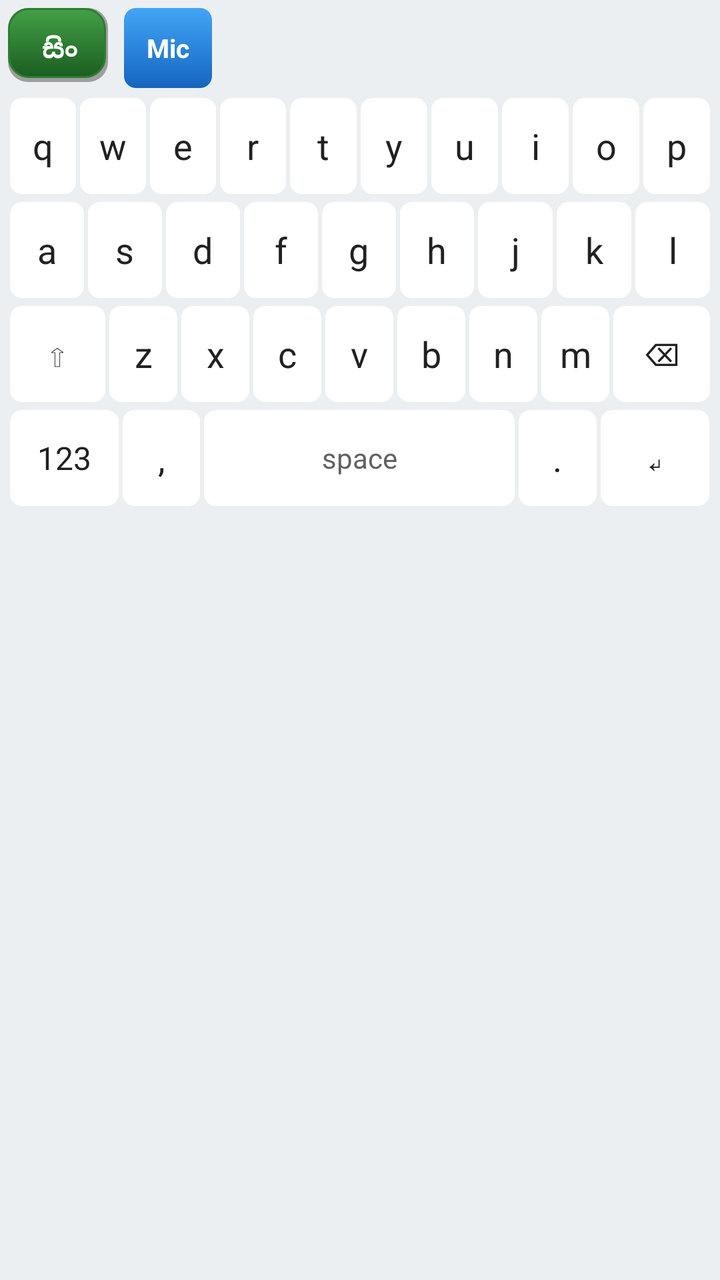
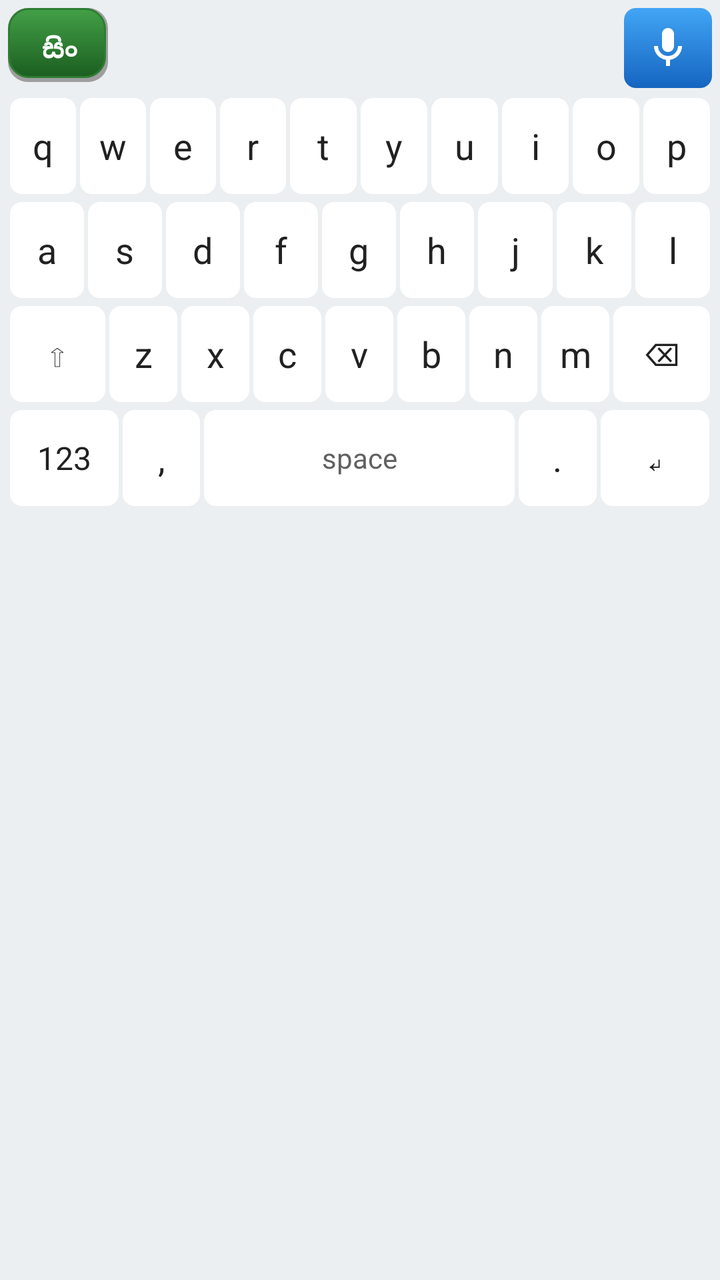

Two renders of the same Android screen: before a commit and after it. Below are the layout's source before the change and the commit's diff.
<!-- AndroidManifest.xml: application theme Theme.SinhalaKeyboard -->
<!-- res/layout/keyboard_view.xml -->
<?xml version="1.0" encoding="utf-8"?>
<LinearLayout xmlns:android="http://schemas.android.com/apk/res/android"
    android:id="@+id/keyboardRoot"
    android:layout_width="match_parent"
    android:layout_height="wrap_content"
    android:background="#ECEFF1"
    android:orientation="vertical"
    android:padding="4dp">

    <LinearLayout
        android:layout_width="match_parent"
        android:layout_height="wrap_content"
        android:gravity="center_vertical"
        android:orientation="horizontal"
        android:paddingBottom="4dp">

        <TextView
            android:id="@+id/btnLang"
            android:layout_width="wrap_content"
            android:layout_height="40dp"
            android:background="@drawable/btn_3d_light"
            android:clickable="true"
            android:focusable="true"
            android:gravity="center"
            android:minWidth="52dp"
            android:paddingHorizontal="12dp"
            android:text="@string/mode_sinhala"
            android:textColor="#FFFFFF"
            android:textSize="13sp"
            android:textStyle="bold" />

        <TextView
            android:id="@+id/btnMic"
            android:layout_width="wrap_content"
            android:layout_height="40dp"
            android:layout_marginStart="6dp"
            android:background="@drawable/btn_3d_mic_light"
            android:clickable="true"
            android:focusable="true"
            android:gravity="center"
            android:minWidth="44dp"
            android:paddingHorizontal="10dp"
            android:text="@string/key_mic"
            android:textColor="#FFFFFF"
            android:textSize="13sp"
            android:textStyle="bold" />

        <TextView
            android:id="@+id/btnFix"
            android:layout_width="wrap_content"
            android:layout_height="40dp"
            android:layout_marginStart="6dp"
            android:background="@drawable/btn_3d_light"
            android:clickable="true"
            android:focusable="true"
            android:gravity="center"
            android:minWidth="48dp"
            android:paddingHorizontal="12dp"
            android:text="@string/key_fix"
            android:textColor="#FFFFFF"
            android:textSize="13sp"
            android:textStyle="bold"
            android:visibility="gone" />

        <HorizontalScrollView
            android:layout_width="0dp"
            android:layout_height="wrap_content"
            android:layout_marginStart="8dp"
            android:layout_weight="1"
            android:scrollbars="none">

            <LinearLayout
                android:id="@+id/suggestionRow"
                android:layout_width="wrap_content"
                android:layout_height="wrap_content"
                android:gravity="center_vertical"
                android:orientation="horizontal" />
        </HorizontalScrollView>

        <ProgressBar
            android:id="@+id/progress"
            android:layout_width="24dp"
            android:layout_height="24dp"
            android:visibility="gone" />
    </LinearLayout>

    <LinearLayout
        android:layout_width="match_parent"
        android:layout_height="wrap_content"
        android:orientation="vertical">

        <LinearLayout style="@style/KeyboardRow">
            <TextView android:id="@+id/keyQ" style="@style/KeyText" android:text="q" />
            <TextView android:id="@+id/keyW" style="@style/KeyText" android:text="w" />
            <TextView android:id="@+id/keyE" style="@style/KeyText" android:text="e" />
            <TextView android:id="@+id/keyR" style="@style/KeyText" android:text="r" />
            <TextView android:id="@+id/keyT" style="@style/KeyText" android:text="t" />
            <TextView android:id="@+id/keyY" style="@style/KeyText" android:text="y" />
            <TextView android:id="@+id/keyU" style="@style/KeyText" android:text="u" />
            <TextView android:id="@+id/keyI" style="@style/KeyText" android:text="i" />
            <TextView android:id="@+id/keyO" style="@style/KeyText" android:text="o" />
            <TextView android:id="@+id/keyP" style="@style/KeyText" android:text="p" />
        </LinearLayout>

        <LinearLayout style="@style/KeyboardRow">
            <TextView android:id="@+id/keyA" style="@style/KeyText" android:text="a" />
            <TextView android:id="@+id/keyS" style="@style/KeyText" android:text="s" />
            <TextView android:id="@+id/keyD" style="@style/KeyText" android:text="d" />
            <TextView android:id="@+id/keyF" style="@style/KeyText" android:text="f" />
            <TextView android:id="@+id/keyG" style="@style/KeyText" android:text="g" />
            <TextView android:id="@+id/keyH" style="@style/KeyText" android:text="h" />
            <TextView android:id="@+id/keyJ" style="@style/KeyText" android:text="j" />
            <TextView android:id="@+id/keyK" style="@style/KeyText" android:text="k" />
            <TextView android:id="@+id/keyL" style="@style/KeyText" android:text="l" />
        </LinearLayout>

        <LinearLayout style="@style/KeyboardRow">
            <TextView android:id="@+id/keyShift" style="@style/KeyTextWide" android:text="⇧" />
            <TextView android:id="@+id/keyZ" style="@style/KeyText" android:text="z" />
            <TextView android:id="@+id/keyX" style="@style/KeyText" android:text="x" />
            <TextView android:id="@+id/keyC" style="@style/KeyText" android:text="c" />
            <TextView android:id="@+id/keyV" style="@style/KeyText" android:text="v" />
            <TextView android:id="@+id/keyB" style="@style/KeyText" android:text="b" />
            <TextView android:id="@+id/keyN" style="@style/KeyText" android:text="n" />
            <TextView android:id="@+id/keyM" style="@style/KeyText" android:text="m" />
            <TextView android:id="@+id/keyBackspace" style="@style/KeyTextWide" android:text="⌫" />
        </LinearLayout>

        <LinearLayout style="@style/KeyboardRow">
            <TextView android:id="@+id/keyNumbers" style="@style/KeyTextWide" android:text="123" />
            <TextView android:id="@+id/keyComma" style="@style/KeyText" android:text="," />
            <TextView android:id="@+id/keySpace" style="@style/KeyTextSpace" android:text="space" />
            <TextView android:id="@+id/keyPeriod" style="@style/KeyText" android:text="." />
            <TextView android:id="@+id/keyEnter" style="@style/KeyTextWide" android:text="↵" />
        </LinearLayout>
    </LinearLayout>
</LinearLayout>
<!-- resources referenced by this layout -->
<resources>
  <!-- drawable btn_3d_mic_light (drawable) -->
  <?xml version="1.0" encoding="utf-8"?>
  <ripple xmlns:android="http://schemas.android.com/apk/res/android"
      android:color="#B0BEC5">
      <item>
          <shape android:shape="rectangle">
              <gradient
                  android:angle="270"
                  android:endColor="#1565C0"
                  android:startColor="#42A5F5" />
              <corners android:radius="6dp" />
          </shape>
      </item>
  </ripple>
  <string name="key_fix">Fix</string>
  <string name="key_mic">Mic</string>
  <string name="mode_sinhala">සිං</string>
  <style name="KeyText">
          <item name="android:layout_width">0dp</item>
          <item name="android:layout_height">48dp</item>
          <item name="android:layout_weight">1</item>
          <item name="android:layout_margin">1dp</item>
          <item name="android:gravity">center</item>
          <item name="android:textSize">18sp</item>
          <item name="android:textColor">#212121</item>
          <item name="android:background">@drawable/key_bg</item>
          <item name="android:clickable">true</item>
          <item name="android:focusable">true</item>
      </style>
  <style name="KeyTextSpace">
          <item name="android:layout_width">0dp</item>
          <item name="android:layout_height">48dp</item>
          <item name="android:layout_weight">4</item>
          <item name="android:layout_margin">1dp</item>
          <item name="android:gravity">center</item>
          <item name="android:textSize">14sp</item>
          <item name="android:textColor">#616161</item>
          <item name="android:background">@drawable/key_bg</item>
          <item name="android:clickable">true</item>
          <item name="android:focusable">true</item>
      </style>
  <style name="KeyboardRow">
          <item name="android:layout_width">match_parent</item>
          <item name="android:layout_height">wrap_content</item>
          <item name="android:orientation">horizontal</item>
          <item name="android:gravity">center</item>
          <item name="android:layout_marginBottom">2dp</item>
      </style>
  <style name="Theme.SinhalaKeyboard" parent="Theme.MaterialComponents.DayNight.DarkActionBar" />
  <!-- drawable key_bg (drawable) -->
  <?xml version="1.0" encoding="utf-8"?>
  <ripple xmlns:android="http://schemas.android.com/apk/res/android"
      android:color="#B0BEC5">
      <item>
          <shape android:shape="rectangle">
              <solid android:color="#FFFFFF" />
              <corners android:radius="6dp" />
          </shape>
      </item>
  </ripple>
  <!-- unchanged entries left out for length: 2 -->
</resources>

<!-- the commit's change to res/layout/keyboard_view.xml (unified diff, before → after) -->
@@ -30,22 +30,6 @@
             android:textStyle="bold" />
 
         <TextView
-            android:id="@+id/btnMic"
-            android:layout_width="wrap_content"
-            android:layout_height="40dp"
-            android:layout_marginStart="6dp"
-            android:background="@drawable/btn_3d_mic_light"
-            android:clickable="true"
-            android:focusable="true"
-            android:gravity="center"
-            android:minWidth="44dp"
-            android:paddingHorizontal="10dp"
-            android:text="@string/key_mic"
-            android:textColor="#FFFFFF"
-            android:textSize="13sp"
-            android:textStyle="bold" />
-
-        <TextView
             android:id="@+id/btnFix"
             android:layout_width="wrap_content"
             android:layout_height="40dp"
@@ -60,6 +44,39 @@
             android:textColor="#FFFFFF"
             android:textSize="13sp"
             android:textStyle="bold"
+            android:visibility="gone" />
+
+        <TextView
+            android:id="@+id/btnTonePro"
+            android:layout_width="wrap_content"
+            android:layout_height="36dp"
+            android:layout_marginStart="6dp"
+            android:background="@drawable/suggestion_chip_primary_light"
+            android:clickable="true"
+            android:focusable="true"
+            android:gravity="center"
+            android:minWidth="44dp"
+            android:paddingHorizontal="10dp"
+            android:text="@string/tone_professional"
+            android:textColor="#FFFFFF"
+            android:textSize="12sp"
+            android:textStyle="bold"
+            android:visibility="gone" />
+
+        <TextView
+            android:id="@+id/btnToneFriendly"
+            android:layout_width="wrap_content"
+            android:layout_height="36dp"
+            android:layout_marginStart="4dp"
+            android:background="@drawable/suggestion_chip_light"
+            android:clickable="true"
+            android:focusable="true"
+            android:gravity="center"
+            android:minWidth="44dp"
+            android:paddingHorizontal="10dp"
+            android:text="@string/tone_friendly"
+            android:textColor="#1B5E20"
+            android:textSize="12sp"
             android:visibility="gone" />
 
         <HorizontalScrollView
@@ -81,10 +98,28 @@
             android:id="@+id/progress"
             android:layout_width="24dp"
             android:layout_height="24dp"
-            android:visibility="gone" />
+            android:layout_marginEnd="6dp"
+            android:visibility="gone" />
+
+        <ImageView
+            android:id="@+id/btnMic"
+            android:layout_width="44dp"
+            android:layout_height="40dp"
+            android:background="@drawable/btn_3d_mic_light"
+            android:clickable="true"
+            android:contentDescription="@string/key_mic"
+            android:focusable="true"
+            android:padding="8dp"
+            android:scaleType="centerInside"
+            android:src="@drawable/ic_mic" />
     </LinearLayout>
 
+    <include
+        android:id="@+id/emojiPanel"
+        layout="@layout/emoji_panel" />
+
     <LinearLayout
+        android:id="@+id/keyboardKeysPanel"
         android:layout_width="match_parent"
         android:layout_height="wrap_content"
         android:orientation="vertical">
@@ -135,3 +170,59 @@
         </LinearLayout>
     </LinearLayout>
 </LinearLayout>
+<!-- res/layout/emoji_panel.xml (included above) -->
+<?xml version="1.0" encoding="utf-8"?>
+<LinearLayout xmlns:android="http://schemas.android.com/apk/res/android"
+    android:id="@+id/emojiPanel"
+    android:layout_width="match_parent"
+    android:layout_height="wrap_content"
+    android:orientation="vertical"
+    android:paddingBottom="4dp"
+    android:visibility="gone">
+
+    <HorizontalScrollView
+        android:layout_width="match_parent"
+        android:layout_height="wrap_content"
+        android:scrollbars="none">
+
+        <LinearLayout
+            android:id="@+id/emojiCategoryBar"
+            android:layout_width="wrap_content"
+            android:layout_height="wrap_content"
+            android:gravity="center_vertical"
+            android:orientation="horizontal"
+            android:paddingHorizontal="4dp"
+            android:paddingVertical="4dp" />
+    </HorizontalScrollView>
+
+    <ScrollView
+        android:layout_width="match_parent"
+        android:layout_height="200dp"
+        android:scrollbars="none">
+
+        <GridLayout
+            android:id="@+id/emojiGrid"
+            android:layout_width="match_parent"
+            android:layout_height="wrap_content"
+            android:alignmentMode="alignBounds"
+            android:columnCount="8"
+            android:paddingHorizontal="2dp" />
+    </ScrollView>
+
+    <LinearLayout
+        android:layout_width="match_parent"
+        android:layout_height="wrap_content"
+        android:gravity="end"
+        android:orientation="horizontal"
+        android:paddingHorizontal="4dp"
+        android:paddingTop="4dp">
+
+        <TextView
+            android:id="@+id/btnEmojiBack"
+            style="@style/KeyTextWide"
+            android:layout_width="wrap_content"
+            android:layout_weight="0"
+            android:minWidth="72dp"
+            android:text="@string/key_abc" />
+    </LinearLayout>
+</LinearLayout>
<!-- resource entries referenced after the edit -->
@@ -14,9 +14,46 @@
           </shape>
       </item>
   </ripple>
+  <!-- drawable ic_mic (drawable) -->
+  <?xml version="1.0" encoding="utf-8"?>
+  <vector xmlns:android="http://schemas.android.com/apk/res/android"
+      android:width="24dp"
+      android:height="24dp"
+      android:viewportWidth="24"
+      android:viewportHeight="24">
+      <path
+          android:fillColor="#FFFFFF"
+          android:pathData="M12,14c1.66,0 3,-1.34 3,-3V5c0,-1.66 -1.34,-3 -3,-3S9,3.34 9,5v6C9,12.66 10.34,14 12,14z" />
+      <path
+          android:fillColor="#FFFFFF"
+          android:pathData="M17,11c0,2.76 -2.24,5 -5,5s-5,-2.24 -5,-5H5c0,3.53 2.61,6.43 6,6.92V21h2v-3.08c3.39,-0.49 6,-3.39 6,-6.92H17z" />
+  </vector>
+  <!-- drawable suggestion_chip_light (drawable) -->
+  <?xml version="1.0" encoding="utf-8"?>
+  <shape xmlns:android="http://schemas.android.com/apk/res/android"
+      android:shape="rectangle">
+      <solid android:color="#E8F5E9" />
+      <corners android:radius="16dp" />
+      <stroke
+          android:width="1dp"
+          android:color="#1B5E20" />
+  </shape>
+  <!-- drawable suggestion_chip_primary_light (drawable) -->
+  <?xml version="1.0" encoding="utf-8"?>
+  <shape xmlns:android="http://schemas.android.com/apk/res/android"
+      android:shape="rectangle">
+      <solid android:color="#E8F5E9" />
+      <stroke
+          android:width="1dp"
+          android:color="#2E7D32" />
+      <corners android:radius="8dp" />
+  </shape>
+  <string name="key_abc">ABC</string>
   <string name="key_fix">Fix</string>
-  <string name="key_mic">Mic</string>
+  <string name="key_mic">Microphone</string>
   <string name="mode_sinhala">සිං</string>
+  <string name="tone_friendly">Friendly</string>
+  <string name="tone_professional">Pro</string>
   <style name="KeyText">
           <item name="android:layout_width">0dp</item>
           <item name="android:layout_height">48dp</item>
